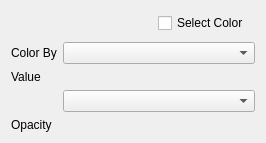
First picture: the form in tomviz/ModuleContourWidget.ui, repository OpenChemistry/tomviz, before the edit.
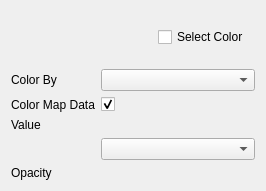
Second picture: the form after the edit. Custom widgets are drawn as their Qt base class.

Patch:
```diff
--- a/tomviz/ModuleContourWidget.ui
+++ b/tomviz/ModuleContourWidget.ui
@@ -7,7 +7,7 @@
     <x>0</x>
     <y>0</y>
     <width>266</width>
-    <height>143</height>
+    <height>191</height>
    </rect>
   </property>
   <property name="windowTitle">
@@ -50,7 +50,7 @@
        </property>
       </widget>
      </item>
-     <item row="1" column="0">
+     <item row="2" column="0">
       <widget class="QLabel" name="label_2">
        <property name="text">
         <string>Value</string>
@@ -60,22 +60,39 @@
      <item row="0" column="1">
       <widget class="QComboBox" name="cbColorBy"/>
      </item>
-     <item row="2" column="1">
+     <item row="3" column="1">
       <widget class="QComboBox" name="cbRepresentation"/>
      </item>
-     <item row="3" column="0">
+     <item row="4" column="0">
       <widget class="QLabel" name="label_4">
        <property name="text">
         <string>Opacity</string>
        </property>
       </widget>
      </item>
-     <item row="1" column="1">
+     <item row="2" column="1">
       <widget class="tomviz::DoubleSliderWidget" name="sliValue" native="true"/>
      </item>
-     <item row="3" column="1">
+     <item row="4" column="1">
       <widget class="tomviz::DoubleSliderWidget" name="sliOpacity" native="true"/>
      </item>
+     <item row="1" column="1">
+      <widget class="QCheckBox" name="cbColorMapData">
+       <property name="text">
+        <string/>
+       </property>
+       <property name="checked">
+        <bool>true</bool>
+       </property>
+      </widget>
+     </item>
+     <item row="1" column="0">
+      <widget class="QLabel" name="label_3">
+       <property name="text">
+        <string>Color Map Data</string>
+       </property>
+      </widget>
+     </item>
     </layout>
    </item>
   </layout>
```
